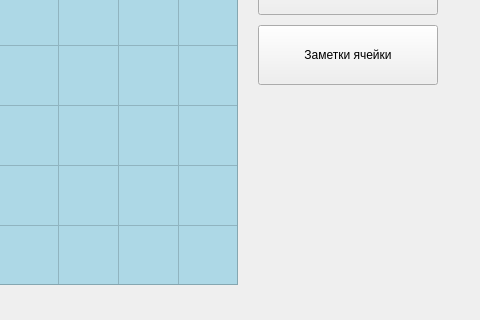
Above: main_window.ui from vombat42/pyside6_sudoku before the change; both pictures show x 322 to 802 and y 265 to 585 of the 802 by 676 pixel window. Below: the same form after it.
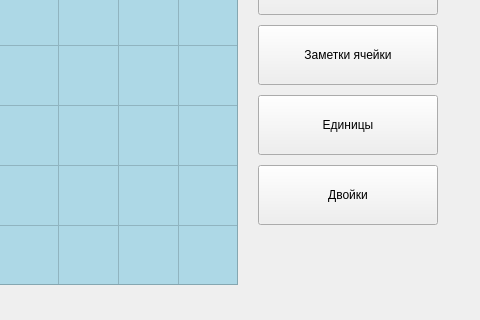
That is the form after the change.

Diff of the .ui file:
```diff
--- a/main_window.ui
+++ b/main_window.ui
@@ -172,6 +172,32 @@
      <string>Заметки ячейки</string>
     </property>
    </widget>
+   <widget class="QPushButton" name="button_one">
+    <property name="geometry">
+     <rect>
+      <x>580</x>
+      <y>360</y>
+      <width>180</width>
+      <height>60</height>
+     </rect>
+    </property>
+    <property name="text">
+     <string>Единицы</string>
+    </property>
+   </widget>
+   <widget class="QPushButton" name="button_two">
+    <property name="geometry">
+     <rect>
+      <x>580</x>
+      <y>430</y>
+      <width>180</width>
+      <height>60</height>
+     </rect>
+    </property>
+    <property name="text">
+     <string>Двойки</string>
+    </property>
+   </widget>
   </widget>
   <widget class="QMenuBar" name="menubar">
    <property name="geometry">
```
